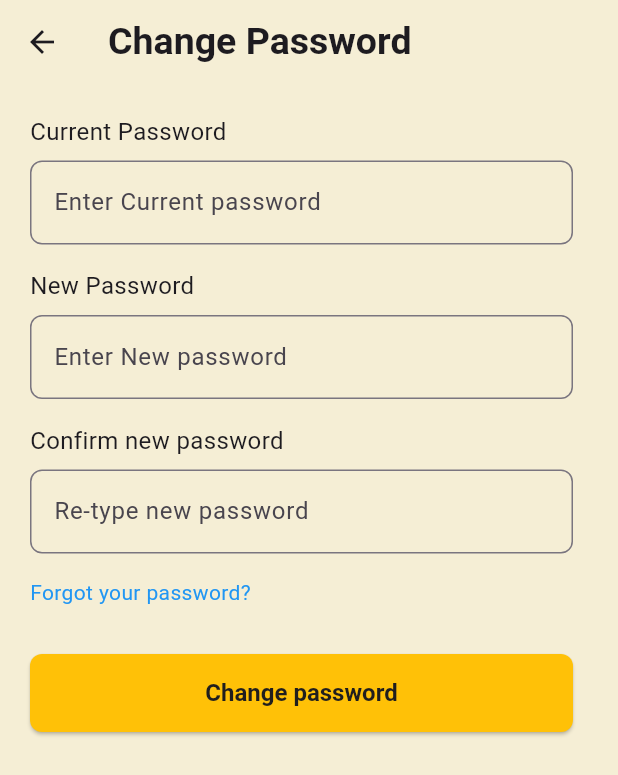
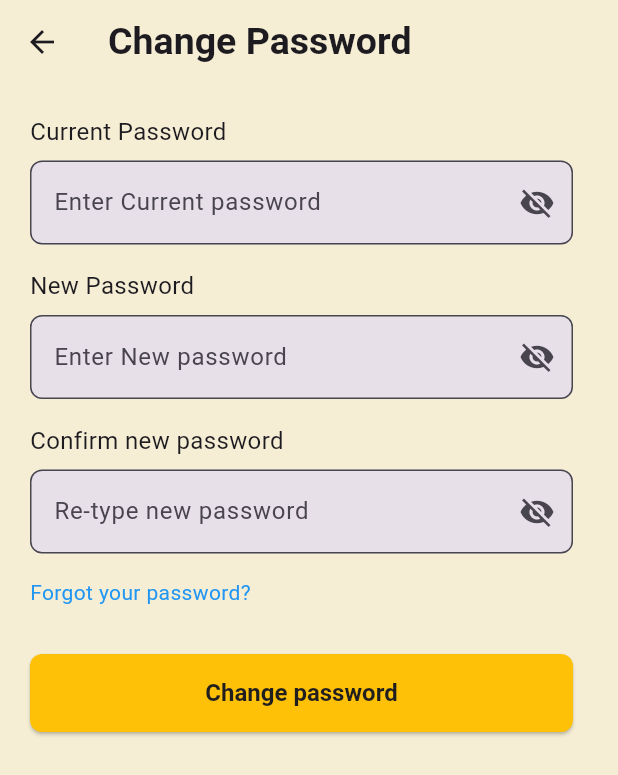
Before and after one commit to Shrijana1029/fitnessapp, a Flutter app: the ChangePasswordScreen screen opened directly, on a phone screen of 412 x 824 dp. Shown: the top 775 px of the screen. Run offline on Flutter 3.47's test engine with Material 3 defaults, Android fonts, the phone set to English and light mode, and no system bars; our stand-ins replace another_carousel_pro, firebase_auth, firebase_core, pedometer, percent_indicator and 1 more; missing offline and left inert: dart:ffi; accounts and stored records are empty.

Commit message:
shree: CHANGED PASSWORD

```diff
--- a/lib/screens/login_signup/change_password.dart
+++ b/lib/screens/login_signup/change_password.dart
@@ -10,6 +10,7 @@ class ChangePasswordScreen extends StatefulWidget {
 }
 
 class _ChangePasswordScreenState extends State<ChangePasswordScreen> {
+  bool _obscureText = true;
   final _currentPasswordController = TextEditingController();
 
   final _newPasswordController = TextEditingController();
@@ -27,18 +28,7 @@ class _ChangePasswordScreenState extends State<ChangePasswordScreen> {
       );
 
       ///reauth garda kei problem ayo ki catch garxa and display
-      try {
-        await user.reauthenticateWithCredential(credential);
-      } on FirebaseAuthException catch (e) {
-        if (e.code == 'wrong-password') {
-          scaffoldKey.currentState
-              ?.showSnackBar(SnackBar(content: Text('wrong password')));
-        } else {
-          scaffoldKey.currentState
-              ?.showSnackBar(SnackBar(content: Text('seeeeeeeee')));
-        }
-        return;
-      }
+      await user.reauthenticateWithCredential(credential);
 
       // Step 2: Update password garxa
       await user.updatePassword(_newPasswordController.text);
@@ -86,14 +76,26 @@ class _ChangePasswordScreenState extends State<ChangePasswordScreen> {
                 ),
                 SizedBox(height: 8),
                 TextField(
+                  obscureText: _obscureText,
                   controller: _currentPasswordController,
                   decoration: InputDecoration(
+                    filled: true,
                     hintText: 'Enter Current password',
                     border: OutlineInputBorder(
                       borderRadius: BorderRadius.circular(8),
                     ),
+                    suffixIcon: IconButton(
+                        onPressed: () {
+                          setState(() {
+                            _obscureText = !_obscureText;
+                          });
+                        },
+                        icon: Icon(
+                          _obscureText
+                              ? Icons.visibility_off
+                              : Icons.visibility,
+                        )),
                   ),
-                  obscureText: true,
                 ),
                 SizedBox(height: 16),
                 Text(
@@ -103,12 +105,24 @@ class _ChangePasswordScreenState extends State<ChangePasswordScreen> {
                 SizedBox(height: 8),
                 TextField(
                   decoration: InputDecoration(
+                    filled: true,
                     hintText: 'Enter New password',
                     border: OutlineInputBorder(
                       borderRadius: BorderRadius.circular(8),
                     ),
+                    suffixIcon: IconButton(
+                        onPressed: () {
+                          setState(() {
+                            _obscureText = !_obscureText;
+                          });
+                        },
+                        icon: Icon(
+                          _obscureText
+                              ? Icons.visibility_off
+                              : Icons.visibility,
+                        )),
                   ),
-                  obscureText: true,
+                  obscureText: _obscureText,
                 ),
                 SizedBox(height: 16),
                 Text(
@@ -117,14 +131,26 @@ class _ChangePasswordScreenState extends State<ChangePasswordScreen> {
                 ),
                 SizedBox(height: 8),
                 TextField(
+                  obscureText: _obscureText,
                   controller: _newPasswordController,
                   decoration: InputDecoration(
+                    filled: true,
                     hintText: 'Re-type new password',
                     border: OutlineInputBorder(
                       borderRadius: BorderRadius.circular(8),
                     ),
+                    suffixIcon: IconButton(
+                        onPressed: () {
+                          setState(() {
+                            _obscureText = !_obscureText;
+                          });
+                        },
+                        icon: Icon(
+                          _obscureText
+                              ? Icons.visibility_off
+                              : Icons.visibility,
+                        )),
                   ),
-                  obscureText: true,
                 ),
                 SizedBox(height: 16),
                 GestureDetector(
```
